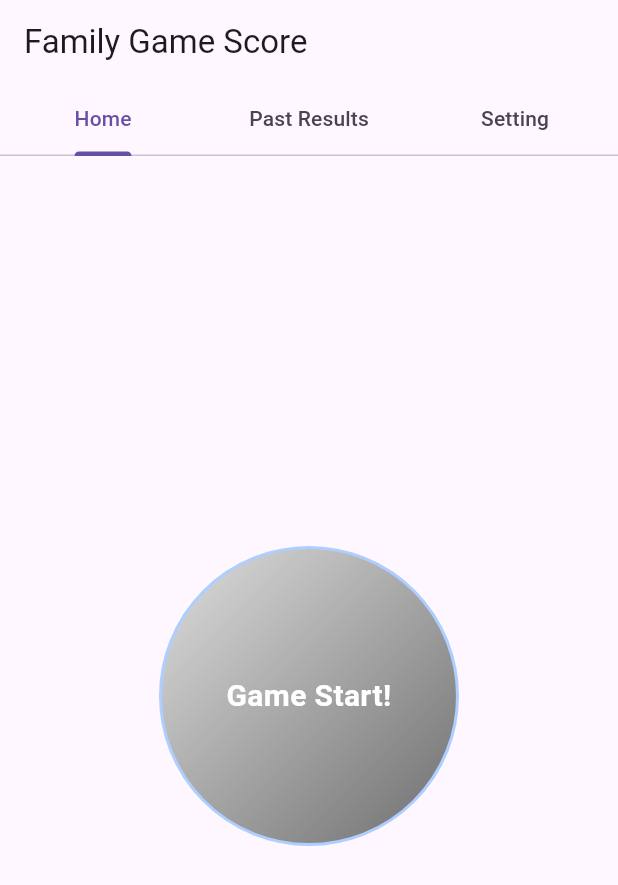
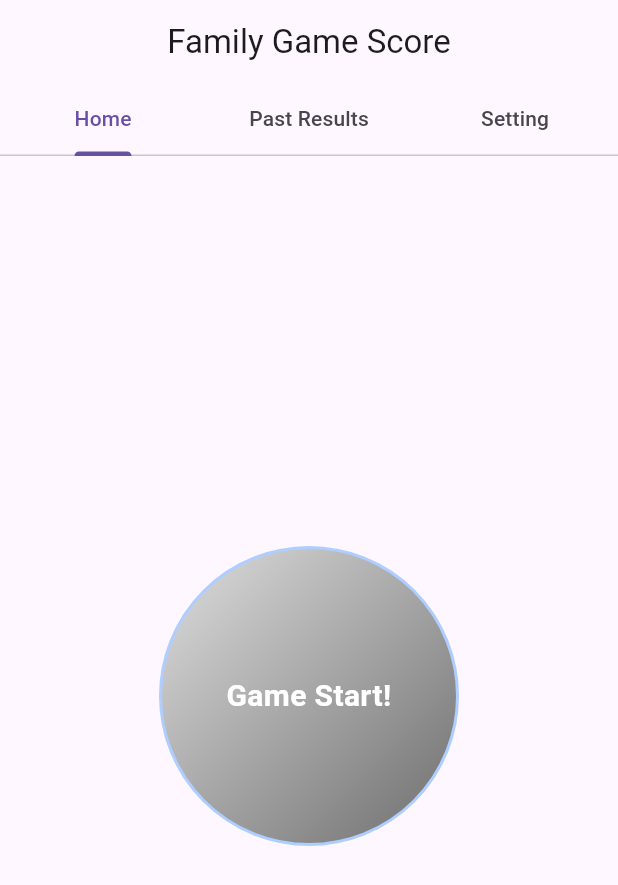
Before and after one commit to tarofess/family_game_score, a Flutter app: the screen it shows after launch, on a phone screen of 412 x 824 dp. Shown: the top 885 px of the screen. Run offline on Flutter 3.47's test engine with Material 3 defaults, Android fonts, the phone set to English and light mode, and no system bars; our stand-ins replace flutter_hooks, freezed_annotation, grouped_list, hooks_riverpod, sqflite; accounts and stored records are empty; generated files the repository leaves out were written again; Roboto replaces fonts that are missing (Gill Sans).

Commit message:
AndroidのAppBarでテキストが中央に表示されるよう修正

```diff
--- a/lib/main.dart
+++ b/lib/main.dart
@@ -43,7 +43,10 @@ class MyTabView extends StatelessWidget {
       length: 3,
       child: Scaffold(
         appBar: AppBar(
-          title: Text(AppLocalizations.of(context)!.appTitle),
+          centerTitle: true,
+          title: Text(
+            AppLocalizations.of(context)!.appTitle,
+          ),
           bottom: TabBar(
             tabs: [
               Tab(text: AppLocalizations.of(context)!.home),
--- a/lib/view/ranking_view.dart
+++ b/lib/view/ranking_view.dart
@@ -41,6 +41,7 @@ class RankingView extends HookConsumerWidget {
 
     return Scaffold(
       appBar: AppBar(
+        centerTitle: true,
         title: session.value == null
             ? Text(AppLocalizations.of(context)!.announcementOfResults)
             : Text(AppLocalizations.of(context)!.currentRanking),
--- a/lib/view/scoring_view.dart
+++ b/lib/view/scoring_view.dart
@@ -19,6 +19,7 @@ class ScoringView extends ConsumerWidget {
 
     return Scaffold(
         appBar: AppBar(
+          centerTitle: true,
           title: Text(
               '${session.value == null ? '1' : session.value!.round.toString()}${AppLocalizations.of(context)!.round}'),
           leading: IconButton(
```
